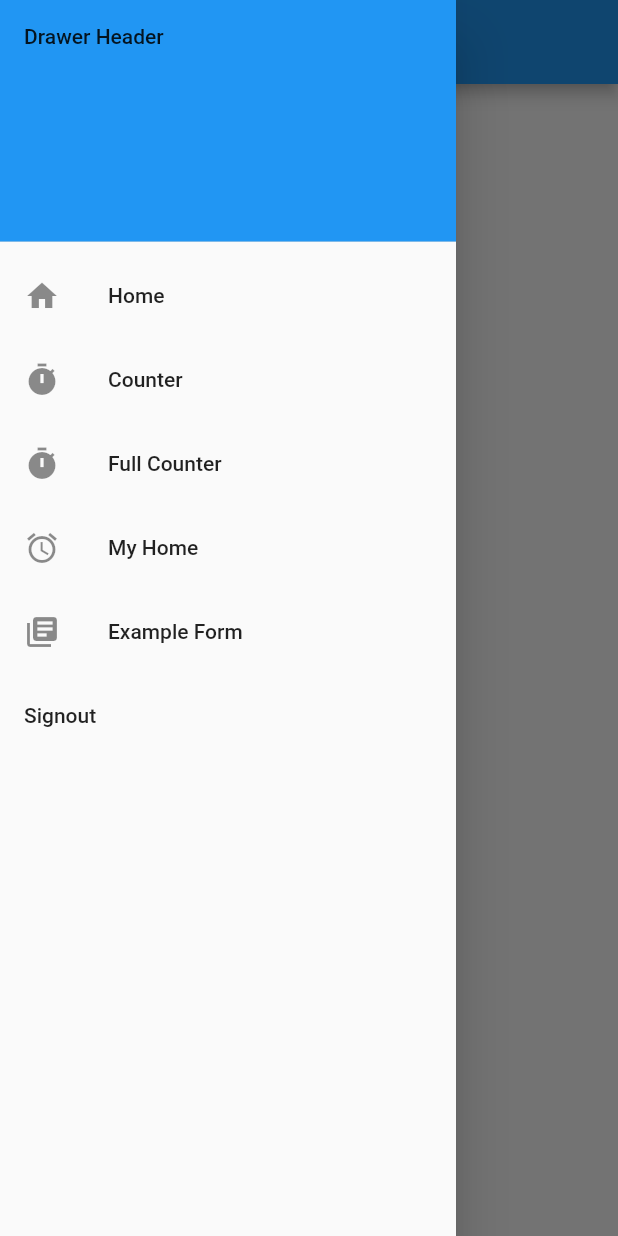
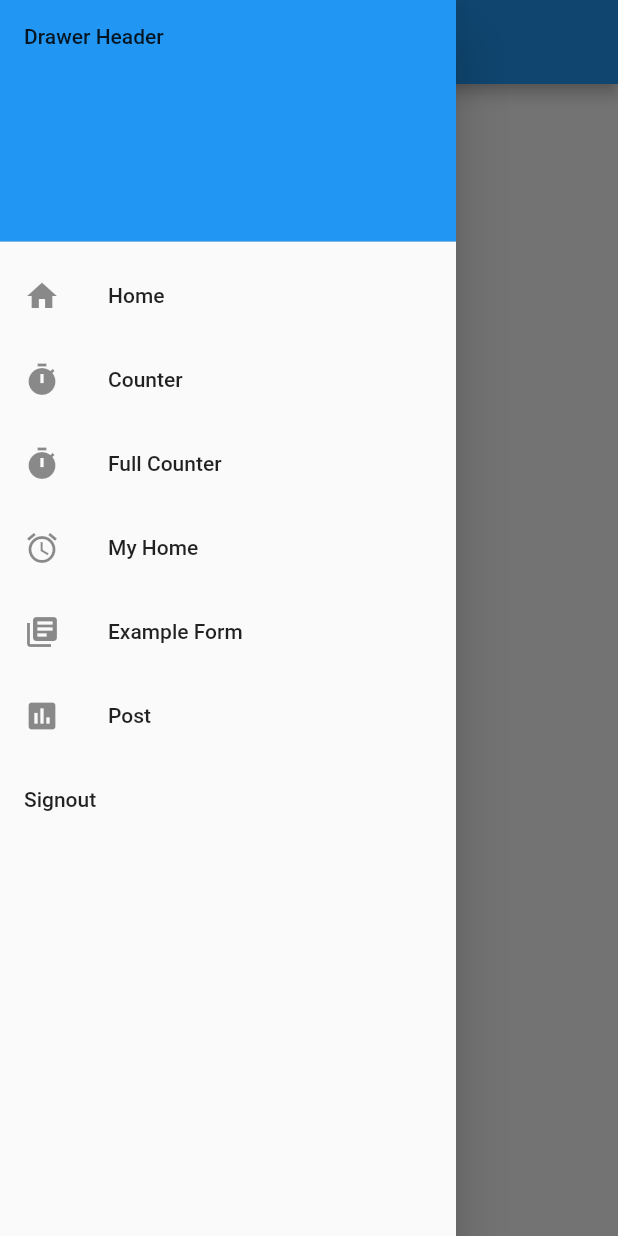
Before and after one commit to Sommaik/imcflutter, a Flutter app: the HomePage screen opened directly, with the side drawer open, on a phone screen of 412 x 824 dp. Run offline on Flutter 3.47's test engine with Material 2 defaults, Android fonts, the phone set to English and light mode, and no system bars; our stand-ins replace bloc, datetime_picker_formfield, equatable, flutter_bloc, image_picker, intro_slider.

Commit message:
add post feature

```diff
--- a/lib/main.dart
+++ b/lib/main.dart
@@ -8,6 +8,8 @@ import 'package:imcflutter/example_form/ui/example_form_page.dart';
 import 'package:imcflutter/home/ui/home_page.dart';
 import 'package:imcflutter/login/bloc/login_bloc.dart';
 import 'package:imcflutter/login/ui/login_page.dart';
+import 'package:imcflutter/post/bloc/bloc.dart';
+import 'package:imcflutter/post/ui/post_page.dart';
 import 'package:imcflutter/register/ui/register_page.dart';
 import 'package:imcflutter/shared/bloc/bloc.dart';
 import 'package:imcflutter/shared/my_bloc_delegate.dart';
@@ -90,6 +92,12 @@ class MyApp extends StatelessWidget {
           '/full_counter': (context) => MyFullCounterPage(),
           '/my_home': (context) => MyHomePage(),
           '/example_form': (context) => ExampleFormPage(),
+          '/post': (context) {
+            return BlocProvider(
+              builder: (context) => PostBloc()..dispatch(LoadListEvent()),
+              child: PostPage(),
+            );
+          }
         },
       ),
     );
--- /dev/null
+++ b/lib/post/bloc/bloc.dart
@@ -0,0 +1,3 @@
+export 'post_bloc.dart';
+export 'post_event.dart';
+export 'post_state.dart';
--- /dev/null
+++ b/lib/post/bloc/post_bloc.dart
@@ -0,0 +1,21 @@
+import 'dart:async';
+import 'package:bloc/bloc.dart';
+import './bloc.dart';
+
+class PostBloc extends Bloc<PostEvent, PostState> {
+  @override
+  PostState get initialState => UnInitialPostState();
+
+  @override
+  Stream<PostState> mapEventToState(
+    PostEvent event,
+  ) async* {
+    if (event is LoadListEvent) {
+      yield* _mapLoadList();
+    }
+  }
+
+  Stream<PostState> _mapLoadList() async* {
+    // TODO: load data from http
+  }
+}
--- /dev/null
+++ b/lib/post/bloc/post_event.dart
@@ -0,0 +1,10 @@
+import 'package:equatable/equatable.dart';
+
+abstract class PostEvent extends Equatable {
+  const PostEvent();
+}
+
+class LoadListEvent extends PostEvent {
+  @override
+  List<Object> get props => [];
+}
--- /dev/null
+++ b/lib/post/bloc/post_state.dart
@@ -0,0 +1,20 @@
+import 'package:equatable/equatable.dart';
+import 'package:imcflutter/post/model/post.dart';
+
+abstract class PostState extends Equatable {
+  const PostState();
+}
+
+class UnInitialPostState extends PostState {
+  @override
+  List<Object> get props => [];
+}
+
+class PostListState extends PostState {
+  final List<Post> posts;
+
+  PostListState({this.posts});
+
+  @override
+  List<Object> get props => [];
+}
--- /dev/null
+++ b/lib/post/model/post.dart
@@ -0,0 +1,7 @@
+class Post {
+  final int id;
+  final int userId;
+  final String title;
+  final String body;
+  Post({this.id, this.userId, this.title, this.body});
+}
--- a/lib/shared/widget/app_menu.dart
+++ b/lib/shared/widget/app_menu.dart
@@ -47,6 +47,13 @@ class AppMenu extends StatelessWidget {
           },
         ),
         ListTile(
+          title: Text('Post'),
+          leading: Icon(Icons.poll),
+          onTap: () {
+            Navigator.of(context).pushReplacementNamed('/post');
+          },
+        ),
+        ListTile(
           title: Text('Signout'),
           onTap: () {
             // TODO: signout event
```
Also changed, not shown: lib/post/ui/post_page.dart (added, +43 -0 lines).
